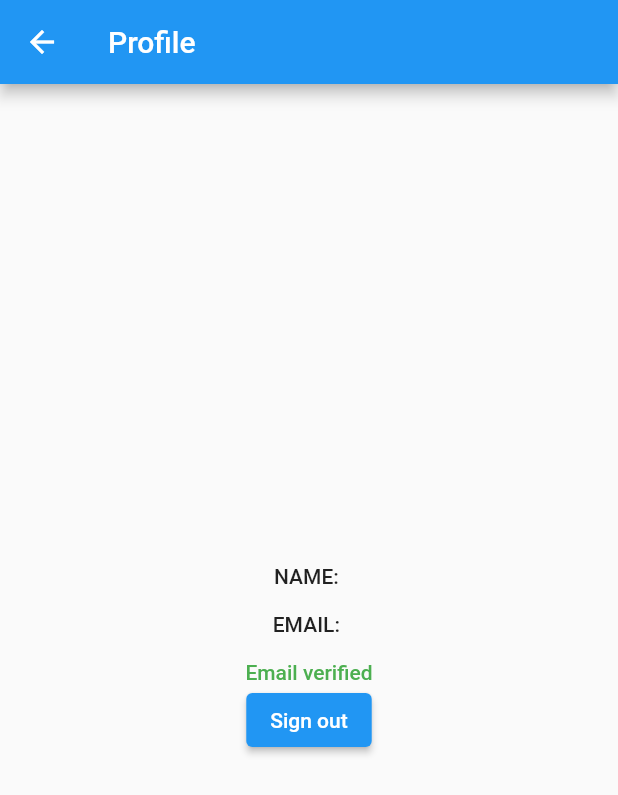
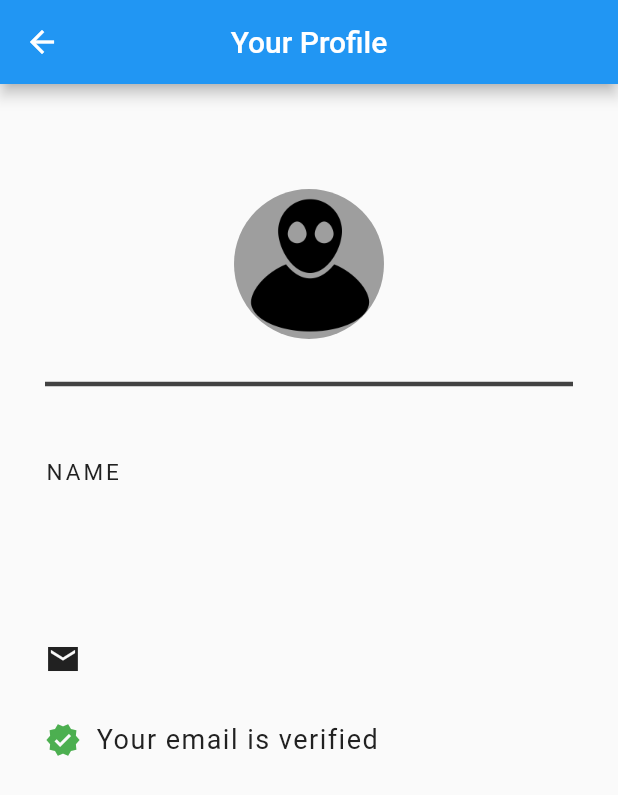
Before and after one commit to Georgi1914/Olympus-Glory, a Flutter app: the ProfilePage screen opened by its route, on a phone screen of 412 x 824 dp. Shown: the top 795 px of the screen. Run offline on Flutter 3.47's test engine with Material 2 defaults, Android fonts, the phone set to English and light mode, and no system bars; our stand-ins replace cloud_firestore, firebase_auth, firebase_core, getwidget; accounts and stored records are empty.

Commit message:
profile page update

```diff
--- a/rocket_booker/lib/userbased/ProfilePage.dart
+++ b/rocket_booker/lib/userbased/ProfilePage.dart
@@ -1,6 +1,5 @@
+import 'package:firebase_auth/firebase_auth.dart';
 import 'package:flutter/material.dart';
-import 'package:firebase_auth/firebase_auth.dart';
-import 'LoginPage.dart';
 
 class ProfilePage extends StatefulWidget {
   final User user;
@@ -24,48 +23,120 @@ class _ProfilePageState extends State<ProfilePage> {
   Widget build(BuildContext context) {
     return Scaffold(
       appBar: AppBar(
-        title: Text('Profile'),
+        title: const Text('Your Profile'),
+        centerTitle: true,
       ),
-      body: Center(
-        child: Column(
-          mainAxisAlignment: MainAxisAlignment.center,
-          children: [
-            Text(
-              'NAME: ${_currentUser.displayName}',
-              style: Theme.of(context).textTheme.bodyText1,
+      body: Padding(
+        padding: const EdgeInsets.symmetric(vertical: 70.0, horizontal: 30.0),
+        child: Column(crossAxisAlignment: CrossAxisAlignment.start, children: [
+          const Center(
+            child: CircleAvatar(
+              backgroundColor: Colors.grey,
+              radius: 50.0,
+              child: Image(image: AssetImage('assets/avatar.png')),
             ),
-            SizedBox(height: 16.0),
-            Text(
-              'EMAIL: ${_currentUser.email}',
-              style: Theme.of(context).textTheme.bodyText1,
+          ),
+          Divider(
+            height: 60,
+            thickness: 3.0,
+            color: Colors.grey[800],
+          ),
+          SizedBox(height: 20.0),
+          Text(
+            'NAME',
+            style: TextStyle(
+              color: Colors.grey[900],
+              letterSpacing: 2.0,
+              fontSize: 15.0,
             ),
-            SizedBox(height: 16.0),
-            _currentUser.emailVerified
-                ? Text(
-                    'Email verified',
-                    style: Theme.of(context)
-                        .textTheme
-                        .bodyText1!
-                        .copyWith(color: Colors.green),
-                  )
-                : Text(
-                    'Email not verified',
-                    style: Theme.of(context)
-                        .textTheme
-                        .bodyText1!
-                        .copyWith(color: Colors.red),
-                  ),
-            ElevatedButton(
-                onPressed: () async {
-                  await FirebaseAuth.instance.signOut();
-                  Navigator.pushNamedAndRemoveUntil(context, "/login", (r) => false);
-                },
-                child: Text('Sign out'))
-            // Add widgets for verifying email
-            // and, signing out the user
-          ],
-        ),
+          ),
+          SizedBox(height: 10.0),
+          Text(
+            '${_currentUser.displayName}',
+            style: TextStyle(
+              color: Colors.grey[900],
+              //fontWeight: FontWeight.bold,
+              fontSize: 28.0,
+              letterSpacing: 2.0,
+            ),
+          ),
+          SizedBox(height: 60.0),
+          Row(
+            children: [
+              Icon(Icons.mail_sharp),
+              SizedBox(width: 10.0),
+              Text(
+                '${_currentUser.email}',
+                style: TextStyle(
+                  color: Colors.grey[900],
+                  fontSize: 18.0,
+                  letterSpacing: 1.0,
+                ),
+              ),
+            ],
+          ),
+          SizedBox(height: 30.0),
+          Row(
+            children: [
+              Icon(
+                Icons.verified,
+                color: Colors.green,
+              ),
+              SizedBox(width: 10.0),
+              Text(
+                'Your email is verified',
+                style: TextStyle(
+                  color: Colors.grey[900],
+                  fontSize: 18.0,
+                  letterSpacing: 1.0,
+                ),
+              ),
+            ],
+          ),
+        ]),
       ),
     );
+
+    // body: Center(
+    //   child: Column(
+    //     mainAxisAlignment: MainAxisAlignment.center,
+    //     children: [
+    //       Text(
+    //         'NAME: ${_currentUser.displayName}',
+    //         style: Theme.of(context).textTheme.bodyText1,
+    //       ),
+    //       SizedBox(height: 16.0),
+    //       Text(
+    //         'EMAIL: ${_currentUser.email}',
+    //         style: Theme.of(context).textTheme.bodyText1,
+    //       ),
+    //       SizedBox(height: 16.0),
+    //       _currentUser.emailVerified
+    //           ? Text(
+    //               'Email verified',
+    //               style: Theme.of(context)
+    //                   .textTheme
+    //                   .bodyText1!
+    //                   .copyWith(color: Colors.green),
+    //             )
+    //           : Text(
+    //               'Email not verified',
+    //               style: Theme.of(context)
+    //                   .textTheme
+    //                   .bodyText1!
+    //                   .copyWith(color: Colors.red),
+    //             ),
+    //       ElevatedButton(
+    //           onPressed: () async {
+    //             await FirebaseAuth.instance.signOut();
+    //             Navigator.pushNamedAndRemoveUntil(
+    //                 context, "/login", (r) => false);
+    //           },
+    //           child: Text('Sign out'))
+    //       // Add widgets for verifying email
+    //       // and, signing out the user
+    //     ],
+    //   ),
+    // ),
   }
 }
```
Also changed, not shown: rocket_booker/assets/avatar.png (added).
